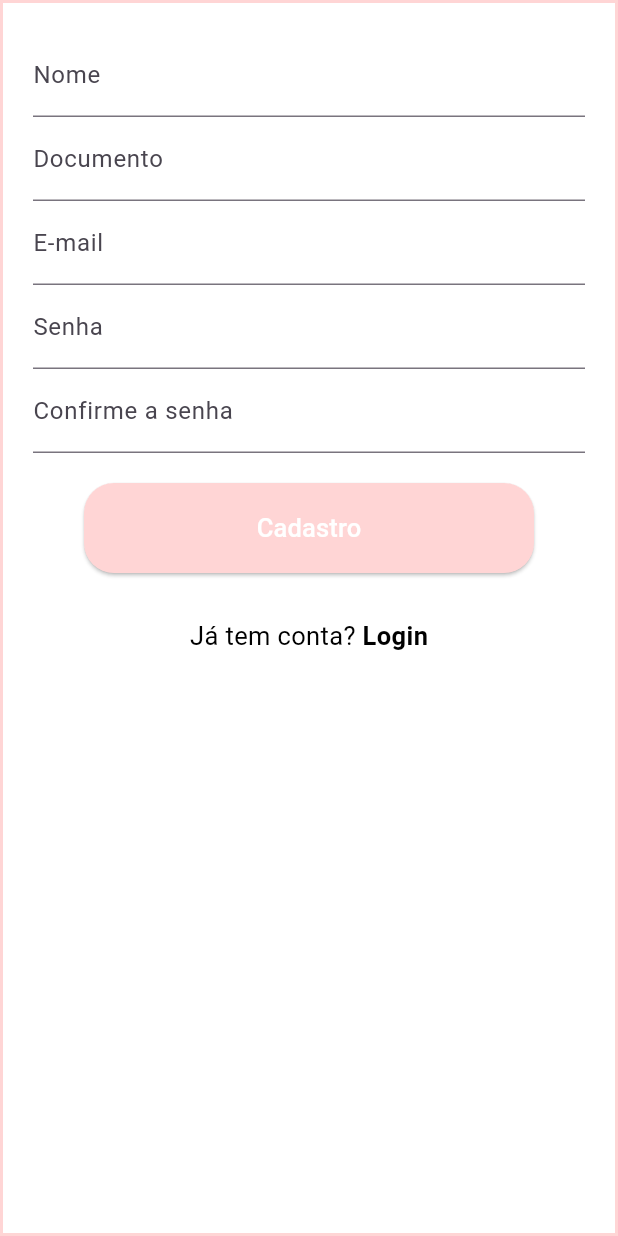
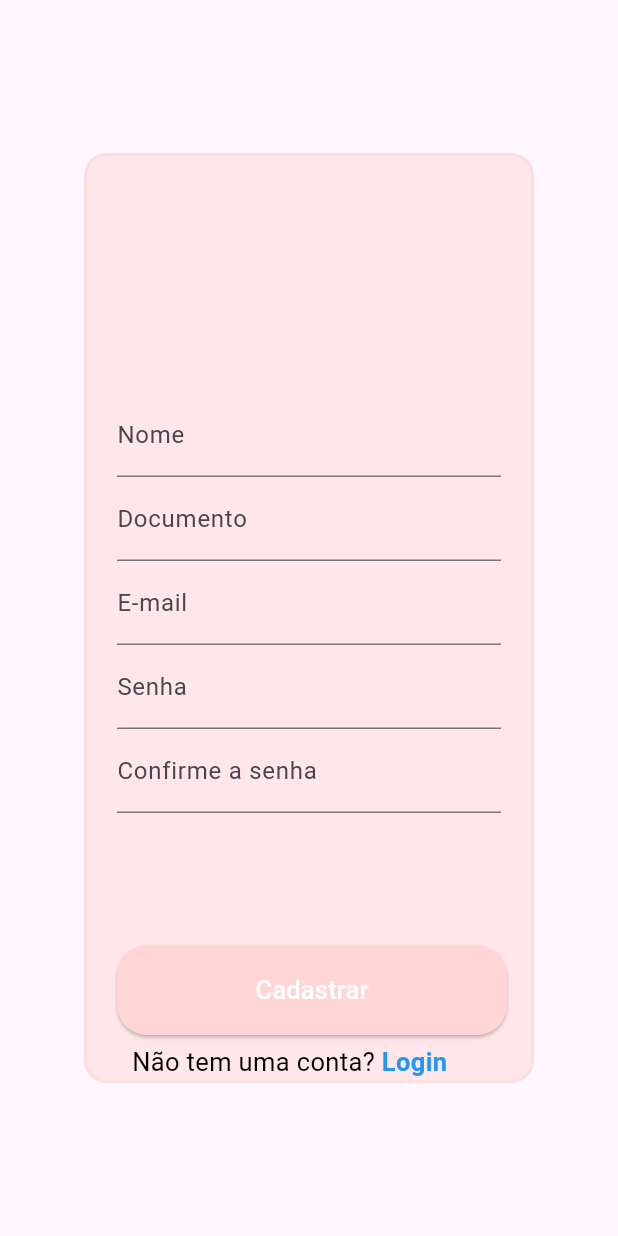
Before and after one commit to EduardoGuedes06/FLUTTER_IPET_DEMO, a Flutter app: the Register_page screen opened by its route, on a phone screen of 412 x 824 dp. Run offline on Flutter 3.47's test engine with Material 3 defaults, Android fonts, the phone set to English and light mode, and no system bars; accounts and stored records are empty; network calls fail.

Commit message:
all working

```diff
--- a/aplication/lib/Pages/CartApp_page.dart
+++ b/aplication/lib/Pages/CartApp_page.dart
@@ -130,7 +130,16 @@ class _CartApp_pageState extends State<CartApp_page> {
                 } else if (snapshot.hasError) {
                   return Center(child: Text('Erro: ${snapshot.error}'));
                 } else if (!snapshot.hasData || snapshot.data!.isEmpty) {
-                  return Center(child: Text('Nenhum item no carrinho.'));
+                  return Center(
+                    child: Text(
+                      'Nenhum item no carrinho.',
+                      style: TextStyle(
+                        color: Colors.white,
+                        fontSize:
+                            24, // Tamanho da fonte, ajuste conforme necessário
+                      ),
+                    ),
+                  );
                 } else {
                   List<Cart> cartItems = snapshot.data!;
                   return SingleChildScrollView(
--- a/aplication/lib/Pages/RegisterApp_page.dart
+++ b/aplication/lib/Pages/RegisterApp_page.dart
@@ -1,8 +1,8 @@
-import 'package:aplication/Pages/LoginApp_page.dart';
 import 'package:flutter/material.dart';
 import 'package:provider/provider.dart';
 import 'MyHomeApp_page.dart';
 import 'package:aplication/Service/UserRegister.dart';
+import 'package:aplication/Pages/LoginApp_page.dart';
 
 class Register_page extends StatefulWidget {
   @override
@@ -11,46 +11,44 @@ class Register_page extends StatefulWidget {
 
 class _RegisterApp_page extends State<Register_page> {
   final GlobalKey<FormState> _formKey = GlobalKey<FormState>();
-
   TextEditingController nomeController = TextEditingController();
   TextEditingController docController = TextEditingController();
   TextEditingController emailController = TextEditingController();
   TextEditingController senhaController = TextEditingController();
   TextEditingController senhaController_ = TextEditingController();
+  AutovalidateMode _autovalidateMode = AutovalidateMode.disabled;
 
-  AutovalidateMode _autovalidateMode = AutovalidateMode.disabled;
+  double backgroundOpacity = 0.5; // Opacidade inicial do fundo
 
   @override
   Widget build(BuildContext context) {
     final userCache = context.watch<UserRegister>();
 
     return Scaffold(
-      body: Stack(
-        children: [
-          Container(
-            decoration: BoxDecoration(),
-          ),
-          Center(
-            child: Container(
+      body: Center(
+        child: AnimatedContainer(
+          duration: Duration(
+              milliseconds: 500), // Duração da animação em milissegundos
+          width: 300,
+          height: 620,
           decoration: BoxDecoration(
-                color: Colors.white,
+            color: Color.fromRGBO(255, 213, 213, 1.0)
+                .withOpacity(backgroundOpacity),
+            borderRadius: BorderRadius.circular(15.0),
             border: Border.all(
-                  color: const Color.fromRGBO(255, 213, 213, 1.0),
+              color: Color.fromRGBO(255, 213, 213, 1.0).withOpacity(0.5),
               width: 2.0,
             ),
-                borderRadius: BorderRadius.zero,
           ),
-              child: Column(
-                mainAxisAlignment: MainAxisAlignment.center,
-                children: <Widget>[
-                  Expanded(
-                    flex: 5,
-                    child: Padding(
+          child: Stack(
+            children: [
+              Padding(
                 padding: const EdgeInsets.all(20.0),
                 child: Form(
                   key: _formKey,
                   autovalidateMode: _autovalidateMode,
                   child: Column(
+                    mainAxisAlignment: MainAxisAlignment.center,
                     children: [
                       TextFormField(
                         controller: nomeController,
@@ -64,8 +62,7 @@ class _RegisterApp_page extends State<Register_page> {
                       ),
                       TextFormField(
                         controller: docController,
-                              decoration:
-                                  InputDecoration(labelText: 'Documento'),
+                        decoration: InputDecoration(labelText: 'Documento'),
                         validator: (value) {
                           if (value == null || value.isEmpty) {
                             return 'Documento é obrigatório';
@@ -97,8 +94,8 @@ class _RegisterApp_page extends State<Register_page> {
                       TextFormField(
                         controller: senhaController_,
                         obscureText: true,
-                              decoration: InputDecoration(
-                                  labelText: 'Confirme a senha'),
+                        decoration:
+                            InputDecoration(labelText: 'Confirme a senha'),
                         validator: (value) {
                           if (value == null || value.isEmpty) {
                             return 'Confirme a senha';
@@ -109,10 +106,19 @@ class _RegisterApp_page extends State<Register_page> {
                         },
                       ),
                       SizedBox(height: 20),
-                            ElevatedButton(
+                    ],
+                  ),
+                ),
+              ),
+              Positioned(
+                bottom: 30, // Ajuste conforme necessário
+                left: 20,
+                child: ElevatedButton(
                   onPressed: () async {
                     setState(() {
                       _autovalidateMode = AutovalidateMode.always;
+                      // Altera a opacidade ao pressionar o botão (pode ajustar conforme necessário)
+                      backgroundOpacity = 0.2;
                     });
 
                     if (_formKey.currentState!.validate()) {
@@ -136,8 +142,8 @@ class _RegisterApp_page extends State<Register_page> {
                           context: context,
                           builder: (context) => AlertDialog(
                             title: Text('Erro no Cadastro'),
-                                        content: Text(
-                                            'Não foi possível realizar o cadastro.'),
+                            content:
+                                Text('Não foi possível realizar o cadastro.'),
                             actions: [
                               TextButton(
                                 onPressed: () {
@@ -152,27 +158,36 @@ class _RegisterApp_page extends State<Register_page> {
                     }
                   },
                   style: ElevatedButton.styleFrom(
-                                primary:
-                                    const Color.fromRGBO(255, 213, 213, 1.0),
+                    primary: Color.fromRGBO(255, 213, 213, 1.0),
                     shape: RoundedRectangleBorder(
                       borderRadius: BorderRadius.circular(20.0),
                     ),
-                                minimumSize: const Size(300, 60),
+                    minimumSize: Size(260, 60),
                   ),
                   child: const Text(
-                                'Cadastro',
+                    'Cadastrar',
                     style: TextStyle(
                       color: Colors.white,
                       fontSize: 17,
                     ),
                   ),
                 ),
-                            const SizedBox(height: 30),
-                            Row(
-                              mainAxisAlignment: MainAxisAlignment.center,
-                              children: <Widget>[
+              ),
+              Positioned(
+                bottom: -10, // Posição inferior da mensagem
+                left: 20,
+                child: Row(
+                  children: [
+                    Positioned(
+                      bottom: 0, // Posição inferior da mensagem
+                      left: 20,
+                      child: Padding(
+                        padding: EdgeInsets.all(
+                            10.0), // Adiciona um espaçamento de 8 pixels em todos os lados
+                        child: Row(
+                          children: [
                             Text(
-                                  'Já tem conta? ',
+                              'Não tem uma conta? ',
                               style: TextStyle(
                                 fontSize: 17,
                                 color: Colors.black,
@@ -182,7 +197,7 @@ class _RegisterApp_page extends State<Register_page> {
                               onTap: () {
                                 Navigator.of(context).pushReplacement(
                                   MaterialPageRoute(
-                                        builder: (context) => MyHomeApp_page(),
+                                    builder: (context) => LoginApp_page(),
                                   ),
                                 );
                               },
@@ -191,14 +206,8 @@ class _RegisterApp_page extends State<Register_page> {
                                 style: TextStyle(
                                   fontSize: 17,
                                   fontWeight: FontWeight.bold,
-                                      color: Colors.black,
-                                    ),
-                                  ),
-                                ),
-                              ],
-                            ),
-                          ],
-                        ),
+                                  color: Colors
+                                      .blue, // Altere a cor conforme necessário
                                 ),
                               ),
                             ),
@@ -208,6 +217,11 @@ class _RegisterApp_page extends State<Register_page> {
                     ),
                   ],
                 ),
+              ),
+            ],
+          ),
+        ),
+      ),
     );
   }
 }
--- a/aplication/lib/Pages/UserApp_page.dart
+++ b/aplication/lib/Pages/UserApp_page.dart
@@ -206,7 +206,16 @@ class _UserApp_pageState extends State<UserApp_page> {
                   } else if (snapshot.hasError) {
                     return Center(child: Text('Erro: ${snapshot.error}'));
                   } else if (!snapshot.hasData || snapshot.data!.isEmpty) {
-                    return Center(child: Text('Nenhum item no histórico.'));
+                    return Center(
+                      child: Text(
+                        'Nenhum item comprado.',
+                        style: TextStyle(
+                          color: Colors.white,
+                          fontSize:
+                              24, // Tamanho da fonte, ajuste conforme necessário
+                        ),
+                      ),
+                    );
                   } else {
                     List<Payment> payments = snapshot.data!;
                     return SingleChildScrollView(
```
Lines whose indentation alone changed are shown as unchanged.
